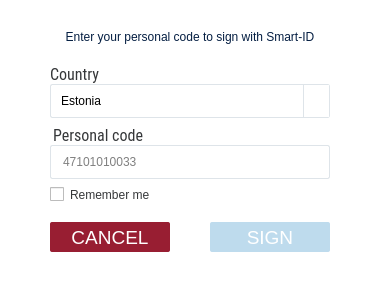
Qt form client/dialogs/SmartIDDialog.ui (open-eid/DigiDoc4-Client) before a commit.
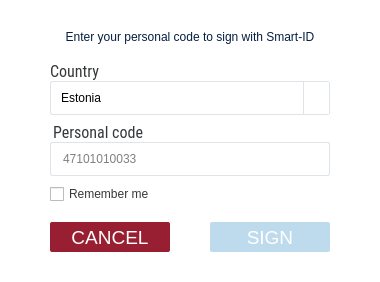
The same form after that commit. Icons and pictures are not drawn.

Commit message:
Fix SID checkbox moving in mac (#682)
IB-6295

```diff
--- a/client/dialogs/SmartIDDialog.ui
+++ b/client/dialogs/SmartIDDialog.ui
@@ -172,16 +172,35 @@
        <height>34</height>
       </size>
      </property>
+     <property name="styleSheet">
+      <string notr="true"/>
+     </property>
      <property name="placeholderText">
       <string notr="true">47101010033</string>
      </property>
     </widget>
    </item>
+   <item>
+    <spacer name="verticalSpacer">
+     <property name="orientation">
+      <enum>Qt::Vertical</enum>
+     </property>
+     <property name="sizeType">
+      <enum>QSizePolicy::Fixed</enum>
+     </property>
+     <property name="sizeHint" stdset="0">
+      <size>
+       <width>20</width>
+       <height>8</height>
+      </size>
+     </property>
+    </spacer>
+   </item>
    <item>
     <widget class="QCheckBox" name="cbRemember">
      <property name="styleSheet">
       <string notr="true">color: #353739;
-padding-top: 8px;</string>
+</string>
      </property>
      <property name="text">
       <string>Remember me</string>
```
